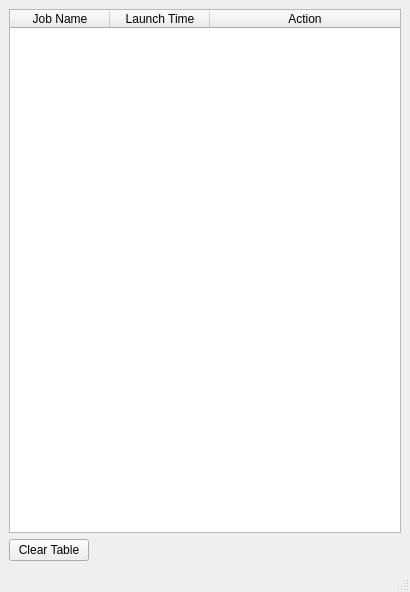
Qt form designer/ui_jobStatus.ui (neutrons/addie) before a commit.
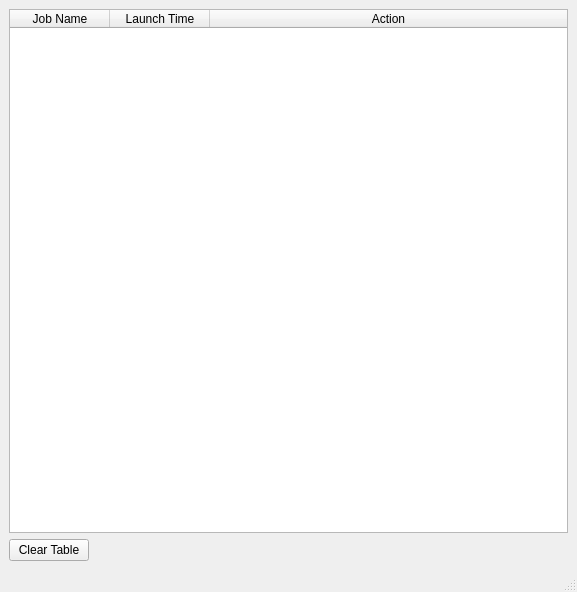
The same form after that commit.

Commit message: Killing process work. Change status of button is next

```diff
--- a/designer/ui_jobStatus.ui
+++ b/designer/ui_jobStatus.ui
@@ -6,7 +6,7 @@
    <rect>
     <x>0</x>
     <y>0</y>
-    <width>410</width>
+    <width>577</width>
     <height>592</height>
    </rect>
   </property>
```
Left out of the diff: 2 changed lines with no effect on the pictures. The commit also changes 4 other files.
